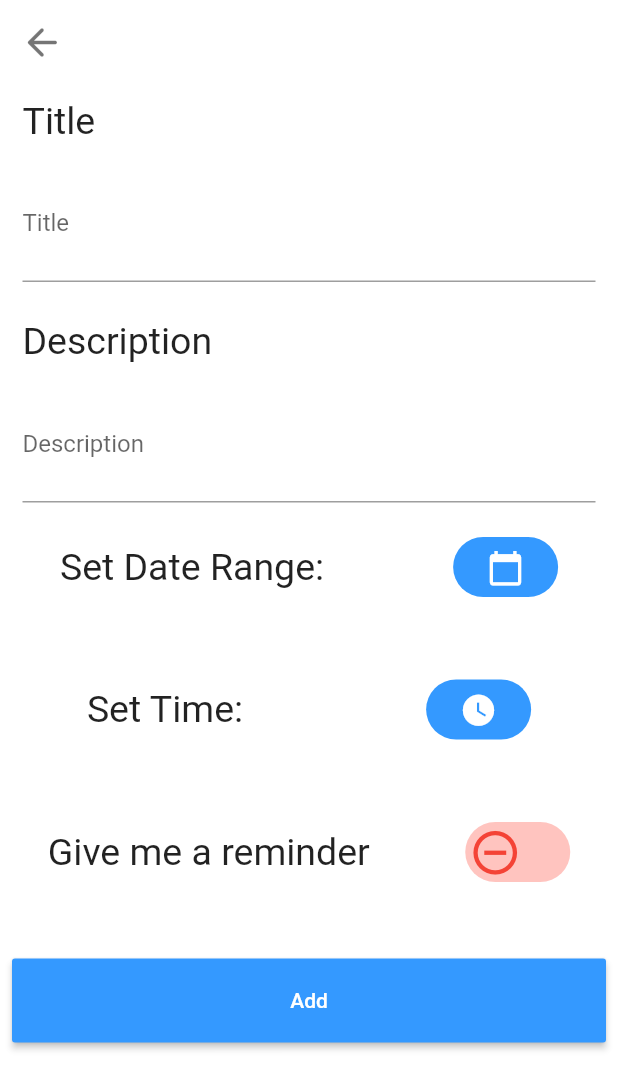
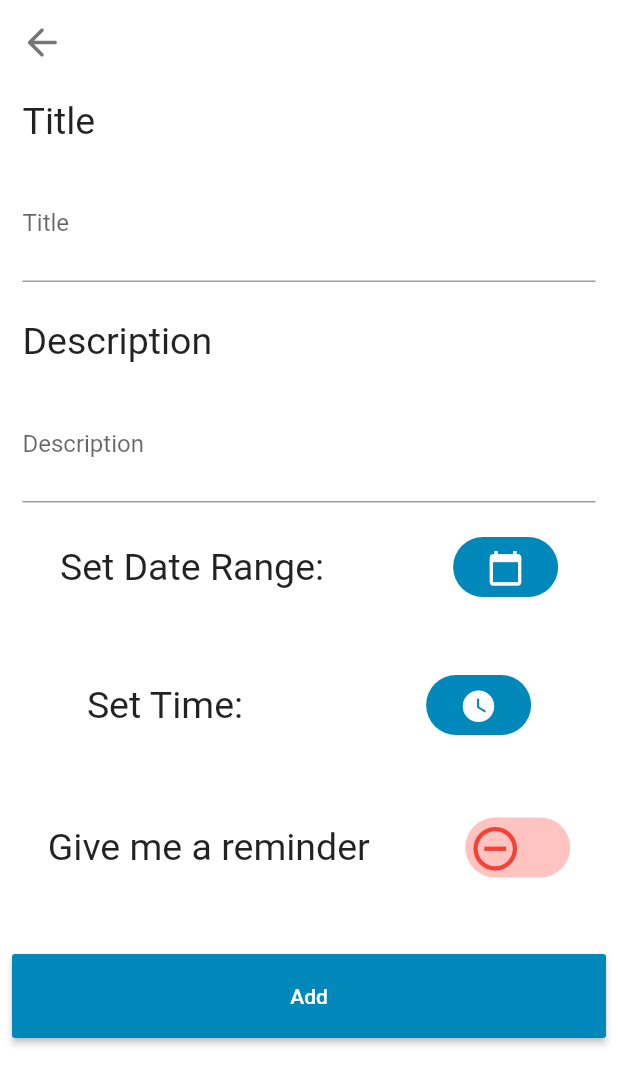
Before and after one commit to Afridee/Doctor-Chacha, a Flutter app: the toDo screen opened directly, after a tap on the "add" icon, on a phone screen of 412 x 824 dp. Shown: the top 1089 px of the screen. Run offline on Flutter 3.47's test engine with Material 2 defaults, Android fonts, the phone set to English and light mode, and no system bars; our stand-ins replace cloud_firestore, country_code_picker, curved_navigation_bar, firebase_auth, firebase_core, flare_flutter and 18 more; missing offline and left inert: date_range_picker, flutter_facebook_login, flutter_phone_direct_caller, flutter_rounded_date_picker, stripe_payment; accounts and stored records are empty; generated files the repository leaves out were written again.

Commit message:
24th push.

```diff
--- a/lib/Screens/medicineReminder/AddPage.dart
+++ b/lib/Screens/medicineReminder/AddPage.dart
@@ -1,3 +1,4 @@
+import 'package:doctor_chacha/Constants.dart';
 import 'package:flutter/material.dart';
 import 'package:get/get.dart';
 import 'package:hive/hive.dart';
@@ -121,7 +122,7 @@ class _addPageState extends State<addPage> {
                       width: 70,
                       decoration: BoxDecoration(
                           borderRadius: BorderRadius.circular(20),
-                          color: Color(0xff3499ff)),
+                          color: primaryDark),
                       child: IconButton(
                         icon: Icon(Icons.calendar_today),
                         iconSize: 25,
@@ -146,7 +147,7 @@ class _addPageState extends State<addPage> {
                             '\nTo:  ' +
                             DateFormat('yyyy-MM-dd').format(context.dateList.last)
                             : '',
-                        style: TextStyle(fontSize: 20, color: Color(0xff3499ff)), textAlign: TextAlign.center,);
+                        style: TextStyle(fontSize: 17, color: primaryDark), textAlign: TextAlign.center,);
                     },
                   ),
                 ),
@@ -165,7 +166,7 @@ class _addPageState extends State<addPage> {
                       width: 70,
                       decoration: BoxDecoration(
                           borderRadius: BorderRadius.circular(20),
-                          color: Color(0xff3499ff)),
+                          color: primaryDark),
                       child: IconButton(
                         icon: Icon(Icons.watch_later),
                         iconSize: 25,
@@ -187,7 +188,7 @@ class _addPageState extends State<addPage> {
                         context.selectedTime != null
                             ? '${context.selectedTime.hour} : ${context.selectedTime.minute}'
                             : '',
-                        style: TextStyle(fontSize: 20, color: Color(0xff3499ff)), textAlign: TextAlign.center,);
+                        style: TextStyle(fontSize: 20, color: primaryDark), textAlign: TextAlign.center,);
                     },
                   ),
                 ),
@@ -268,7 +269,7 @@ class _addPageState extends State<addPage> {
                        ),
                     ),
                   ),
-                  color: Color(0xff3499ff),
+                  color: primaryDark,
                   onPressed: () {
                     aPController.onDone(context,_titleController.text,_descriptionController.text);
                   },
--- a/lib/Screens/medicineReminder/addReminder.dart
+++ b/lib/Screens/medicineReminder/addReminder.dart
@@ -16,7 +16,7 @@ void scheduleAlarm(DateTime scheduledNotificationDateTime, int ID, String title,
     'Todo_notif',
     'Channel for Todo notification',
     icon: 'codex_logo',
-    sound: null,
+    sound: RawResourceAndroidNotificationSound('a_long_cold_sting'),
     largeIcon: DrawableResourceAndroidBitmap('codex_logo'),
   );
 
--- a/lib/Screens/medicineReminder/toDo.dart
+++ b/lib/Screens/medicineReminder/toDo.dart
@@ -1,3 +1,5 @@
+import 'package:doctor_chacha/Constants.dart';
+
 import 'AddPage.dart';
 import 'toDoList.dart';
 import 'package:flutter/cupertino.dart';
@@ -34,8 +36,8 @@ class _toDoState extends State<toDo> {
               decoration: BoxDecoration(
                 gradient: LinearGradient(
                   colors: [
-                    Color(0xff3499ff),
-                    Color(0xff3a3985),
+                    primaryLight,
+                    primaryDark,
                   ],
                 ),
               ),
@@ -130,7 +132,7 @@ class _toDoState extends State<toDo> {
           Navigator.of(context).push(route);
         },
         child: Icon(Icons.add),
-        backgroundColor: Color(0xff3a3985),
+        backgroundColor: primaryDark,
       ),
     );
   }
```
Also changed, not shown: 1 other file.
